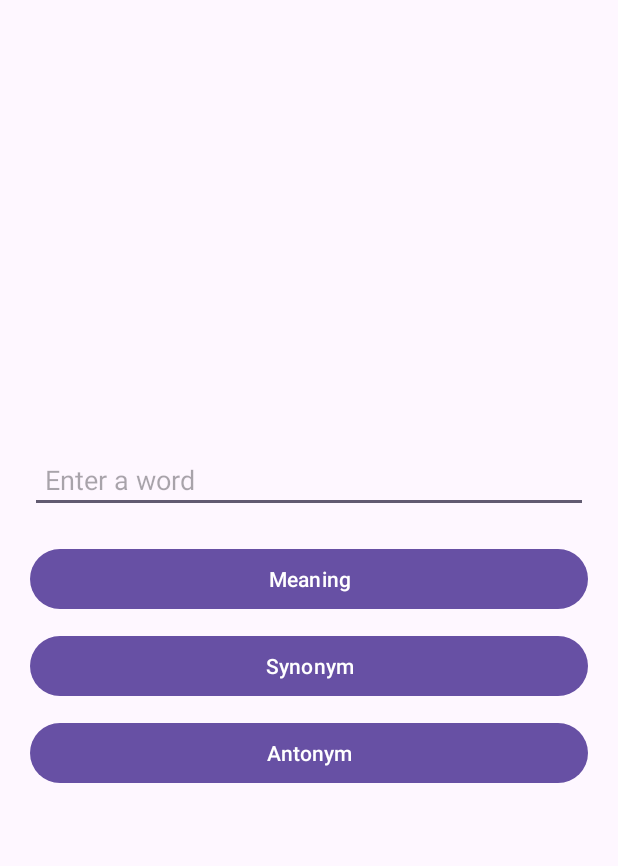
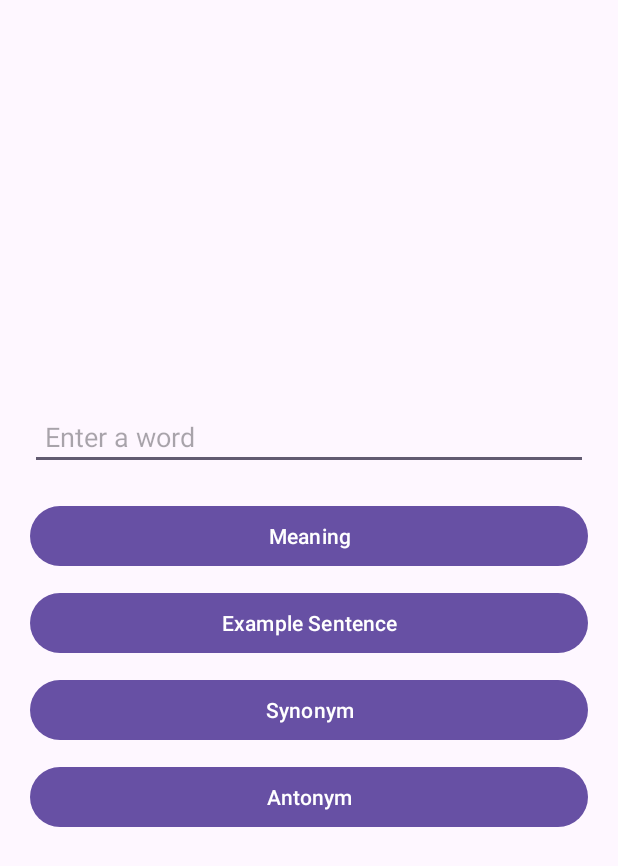
Before and after one commit to ronie-casaclang/dictionary-app, an Android app: the screen it shows after launch (MainActivity), on a phone screen of 412 x 824 dp. Shown: the top 866 px of the screen. Run offline under Robolectric (Android 15) with nearby library versions, the phone set to English and light mode, and no system bars; our stand-ins replace Volley.

Commit message:
Dictionary - word example sentence implementation

```diff
--- a/app/src/main/java/com/casa/dictionaryapp/MainActivity.java
+++ b/app/src/main/java/com/casa/dictionaryapp/MainActivity.java
@@ -25,7 +25,7 @@ public class MainActivity extends AppCompatActivity {
 
     // Components
     EditText txtWord;
-    Button btnMeaning, btnSynonym, btnAntonym;
+    Button btnMeaning, btnExample, btnSynonym, btnAntonym;
     RequestQueue requestQueue;
 
     @Override
@@ -42,12 +42,14 @@ public class MainActivity extends AppCompatActivity {
         // Initialize
         txtWord = findViewById(R.id.txtWord);
         btnMeaning = findViewById(R.id.btnMeaning);
+        btnExample = findViewById(R.id.btnExample);
         btnSynonym = findViewById(R.id.btnSynonym);
         btnAntonym = findViewById(R.id.btnAntonym);
         requestQueue = Volley.newRequestQueue(this);
 
         // Button Clicks
         btnMeaning.setOnClickListener(v -> fetchWordData("meaning"));
+        btnExample.setOnClickListener(v -> fetchWordData("example"));
         btnSynonym.setOnClickListener(v -> fetchWordData("synonym"));
         btnAntonym.setOnClickListener(v -> fetchWordData("antonym"));
     }
@@ -75,6 +77,7 @@ public class MainActivity extends AppCompatActivity {
                                 java.util.Set<String> synSet = new java.util.LinkedHashSet<>();
                                 java.util.Set<String> antSet = new java.util.LinkedHashSet<>();
                                 String firstDefinition = null;
+                                String firstExample = null;
 
                                 // Iterate ALL entries, meanings, and definitions
                                 for (int e = 0; e < response.length(); e++) {
@@ -110,6 +113,11 @@ public class MainActivity extends AppCompatActivity {
                                                 firstDefinition = def.optString("definition", null);
                                             }
 
+                                            // ✅ Capture first sample example
+                                            if (firstExample == null && def.has("example")) {
+                                                firstExample = def.optString("example");
+                                            }
+
                                             org.json.JSONArray dSyn = def.optJSONArray("synonyms");
                                             if (dSyn != null) {
                                                 for (int k = 0; k < dSyn.length(); k++) {
@@ -133,6 +141,14 @@ public class MainActivity extends AppCompatActivity {
                                             Toast.makeText(this, "Meaning: " + firstDefinition, Toast.LENGTH_LONG).show();
                                         } else {
                                             Toast.makeText(this, "No meaning found.", Toast.LENGTH_SHORT).show();
+                                        }
+                                        break;
+
+                                    case "example":  // ✅ NEW
+                                        if (firstExample != null) {
+                                            Toast.makeText(this, "Example: " + firstExample, Toast.LENGTH_LONG).show();
+                                        } else {
+                                            Toast.makeText(this, "No example sentence found!", Toast.LENGTH_SHORT).show();
                                         }
                                         break;
 
--- a/app/src/main/res/layout/activity_main.xml
+++ b/app/src/main/res/layout/activity_main.xml
@@ -30,6 +30,13 @@
             android:text="Meaning"/>
 
         <Button
+            android:id="@+id/btnExample"
+            android:layout_width="match_parent"
+            android:layout_height="wrap_content"
+            android:text="Example Sentence"
+            android:layout_marginTop="10dp"/>
+
+        <Button
             android:id="@+id/btnSynonym"
             android:layout_width="match_parent"
             android:layout_height="wrap_content"
```
